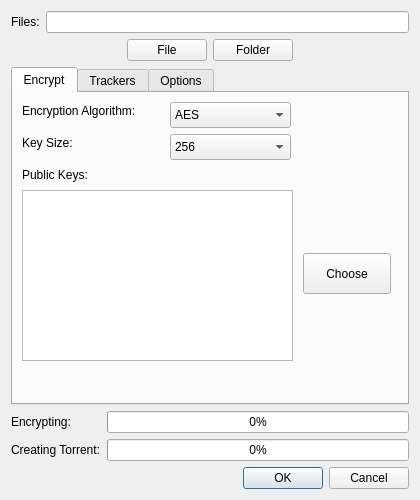
teraGL/cryptoBT, file src/ui/torrentcreatordialog.ui: the form before one commit.
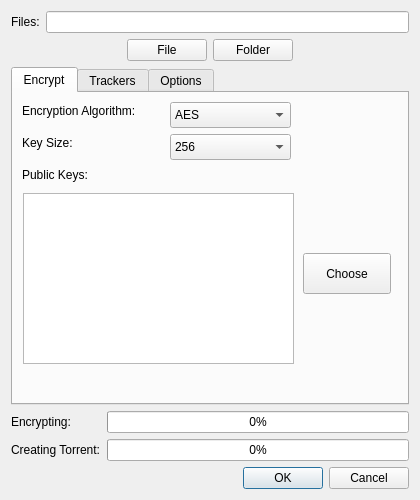
The form after the commit. Icons and pictures are not drawn.

Commit message: Added choosing of public keys

Patch:
```diff
--- a/src/ui/torrentcreatordialog.ui
+++ b/src/ui/torrentcreatordialog.ui
@@ -226,16 +226,6 @@
         <string>Public Keys:</string>
        </property>
       </widget>
-      <widget class="QTextEdit" name="textPublicKeys">
-       <property name="geometry">
-        <rect>
-         <x>9</x>
-         <y>97</y>
-         <width>271</width>
-         <height>171</height>
-        </rect>
-       </property>
-      </widget>
       <widget class="QPushButton" name="btnChoose">
        <property name="geometry">
         <rect>
@@ -259,6 +249,16 @@
         </size>
        </property>
       </widget>
+      <widget class="QListView" name="pubKeysView">
+       <property name="geometry">
+        <rect>
+         <x>10</x>
+         <y>100</y>
+         <width>271</width>
+         <height>171</height>
+        </rect>
+       </property>
+      </widget>
      </widget>
      <widget class="QWidget" name="Trackers">
       <attribute name="icon">
```
The commit also changes 11 other files.
